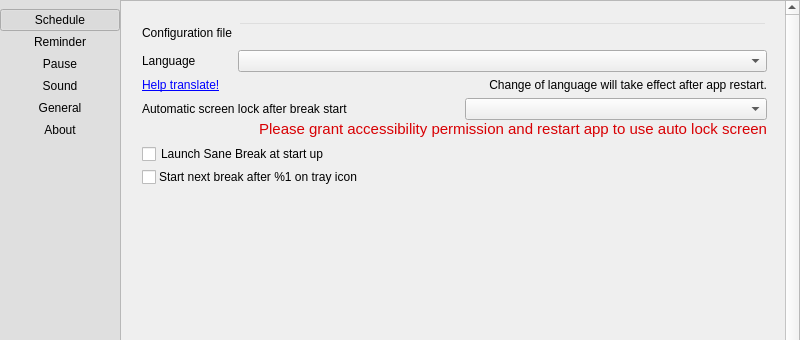
Above: src/gui/pref-window.ui from AllanChain/sane-break before the change; both pictures show x 0 to 800 and y 0 to 340 of the 800 by 600 pixel window. Below: the same form after it.
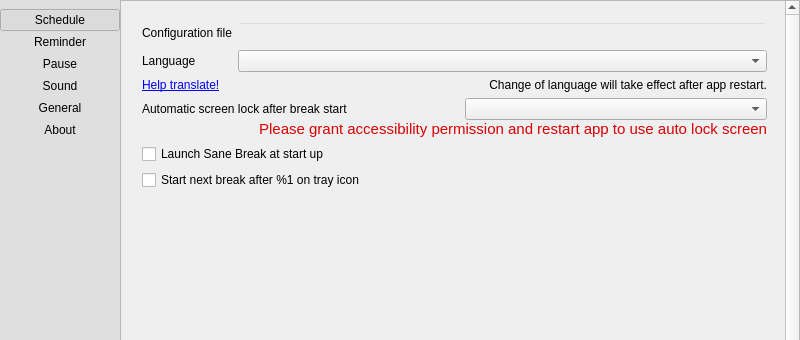
That is the form after the change. The open tabs and pages were chosen to show the change. Icons and pictures are not drawn. Custom widgets are drawn as their Qt base class.

Commit message: checkbox that can wrap lines

```diff
--- a/src/gui/pref-window.ui
+++ b/src/gui/pref-window.ui
@@ -1355,28 +1355,11 @@
              </widget>
             </item>
             <item>
-             <layout class="QHBoxLayout" name="horizontalLayout_4" stretch="0,1">
-              <property name="spacing">
-               <number>3</number>
+             <widget class="WrappedCheckBox" name="quickBreak">
+              <property name="text">
+               <string notr="true">Start next break after %1 on tray icon</string>
               </property>
-              <item alignment="Qt::AlignmentFlag::AlignTop">
-               <widget class="QCheckBox" name="quickBreak">
-                <property name="text">
-                 <string notr="true"/>
-                </property>
-               </widget>
-              </item>
-              <item alignment="Qt::AlignmentFlag::AlignTop">
-               <widget class="QLabel" name="quickBreakLabel">
-                <property name="text">
-                 <string notr="true">Start next break after %1 on tray icon</string>
-                </property>
-                <property name="wordWrap">
-                 <bool>true</bool>
-                </property>
-               </widget>
-              </item>
-             </layout>
+             </widget>
             </item>
             <item>
              <spacer name="verticalSpacer_3">
@@ -1609,6 +1592,11 @@
    <extends>QLineEdit</extends>
    <header>widgets/color-edit.h</header>
   </customwidget>
+  <customwidget>
+   <class>WrappedCheckBox</class>
+   <extends>QCheckBox</extends>
+   <header>widgets/wrapped-checkbox.h</header>
+  </customwidget>
  </customwidgets>
  <resources>
   <include location="../../resources/index.qrc"/>
```
Left out of the diff: 2 changed lines with no effect on the pictures. The commit also changes 5 other files.
